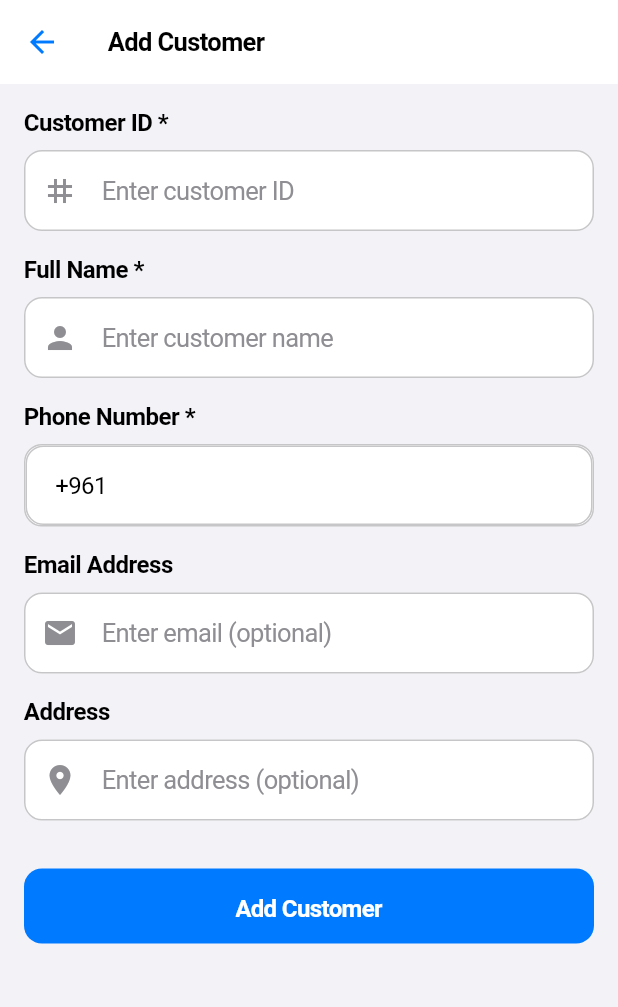
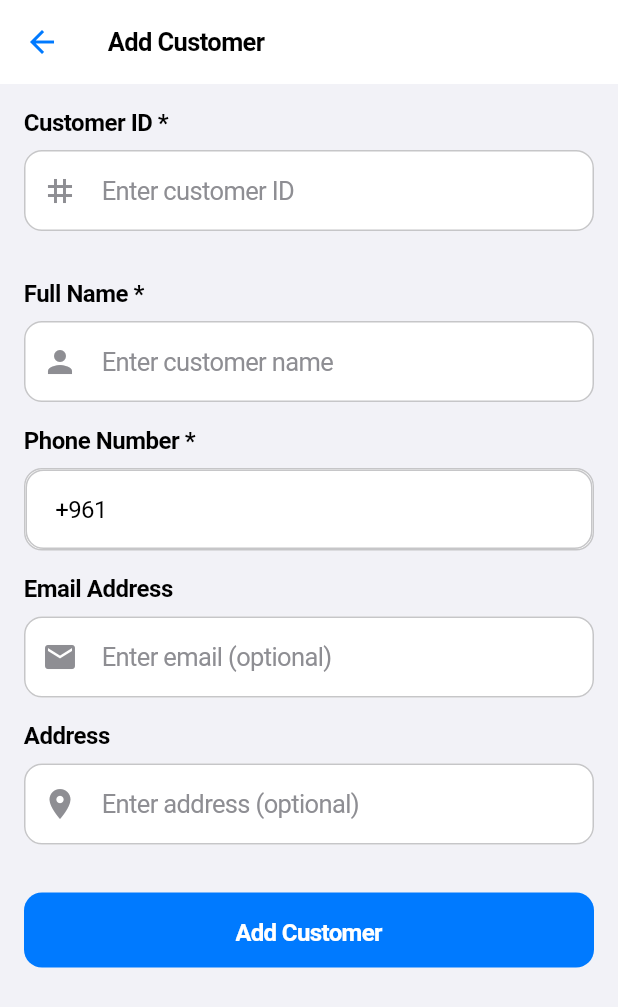
Before and after one commit to johnychnouda/Bechaalany-Debt, a Flutter app: the screen it shows after launch, item 2 of the bottom bar chosen, after a tap on the "person add" icon, on a phone screen of 412 x 824 dp. Shown: the top 1007 px of the screen. Run offline on Flutter 3.47's test engine with Material 3 defaults, Android fonts, the phone set to English and light mode, and no system bars; our stand-ins replace cross_file, flutter_local_notifications, flutter_svg, hive, hive_flutter, pdf and 2 more; accounts and stored records are empty; generated files the repository leaves out were written again.

Commit message:
Update activity tracking, customer management, and dashboard widgets - Enhanced activity model and widget functionality - Improved customer details and add customer screens - Updated dashboard widgets for better user experience - Enhanced app state management

```diff
--- a/lib/screens/add_customer_screen.dart
+++ b/lib/screens/add_customer_screen.dart
@@ -364,19 +364,62 @@ class _AddCustomerScreenState extends State<AddCustomerScreen> {
               Column(
                 crossAxisAlignment: CrossAxisAlignment.start,
                 children: [
+                  if (widget.customer != null) ...[
+                    // Customer ID display styled like the customer field in Add Debt from Product
+                    Text(
+                      'Customer ID',
+                      style: TextStyle(
+                        fontSize: 16,
+                        fontWeight: FontWeight.w600,
+                        color: AppColors.dynamicTextPrimary(context),
+                      ),
+                    ),
+                    const SizedBox(height: 8),
+                    Container(
+                      width: double.infinity,
+                      padding: const EdgeInsets.all(16),
+                      decoration: BoxDecoration(
+                        color: AppColors.dynamicSurface(context).withOpacity(0.5),
+                        borderRadius: BorderRadius.circular(12),
+                        border: Border.all(
+                          color: AppColors.dynamicBorder(context).withOpacity(0.5),
+                          width: 1,
+                        ),
+                      ),
+                      child: Row(
+                        children: [
+                          Icon(
+                            Icons.tag,
+                            color: AppColors.dynamicTextSecondary(context),
+                            size: 20,
+                          ),
+                          const SizedBox(width: 12),
+                          Text(
+                            widget.customer!.id,
+                            style: TextStyle(
+                              color: AppColors.dynamicTextPrimary(context),
+                              fontSize: 16,
+                              fontWeight: FontWeight.w500,
+                            ),
+                          ),
+                        ],
+                      ),
+                    ),
+                    const SizedBox(height: 16),
+                  ] else ...[
+                    // Editable field when adding new customer
                     _buildModernField(
                       label: 'Customer ID *',
                       controller: _idController,
                       placeholder: 'Enter customer ID',
                       icon: Icons.tag,
                       keyboardType: TextInputType.number,
-                    enabled: widget.customer == null, // Disable editing when updating existing customer
                       validator: (value) {
                         if (value == null || value.trim().isEmpty) {
                           return 'Please enter customer ID';
                         }
 
-                      // Check for duplicate ID (always check, even when editing)
+                        // Check for duplicate ID
                         if (_isDuplicateId(value.trim())) {
                           return 'Customer ID already exists';
                         }
@@ -396,6 +439,8 @@ class _AddCustomerScreenState extends State<AddCustomerScreen> {
                     ),
                     if (_isIdDuplicate && _idController.text.trim().isNotEmpty)
                       _buildDuplicateWarning('This Customer ID already exists'),
+                    const SizedBox(height: 16),
+                  ],
                 ],
               ),
 
--- a/lib/widgets/customizable_dashboard_widget.dart
+++ b/lib/widgets/customizable_dashboard_widget.dart
@@ -65,7 +65,7 @@ class _CustomizableDashboardWidgetState extends State<CustomizableDashboardWidge
       ),
       DashboardWidget(
         id: 'profit_loss',
-        title: 'Revenue/Debts Analysis',
+        title: 'Financial Analysis',
         icon: Icons.analytics,
         color: AppColors.primary,
         widget: const ProfitLossWidget(),
--- a/lib/widgets/profit_loss_widget.dart
+++ b/lib/widgets/profit_loss_widget.dart
@@ -112,23 +112,9 @@ class _ProfitLossWidgetState extends State<ProfitLossWidget>
                         text: TextSpan(
                           children: [
                             TextSpan(
-                              text: 'Revenue',
-                              style: AppTheme.title3.copyWith(
-                                color: AppColors.success,
-                                fontWeight: FontWeight.w600,
-                              ),
-                            ),
-                            TextSpan(
-                              text: '/',
+                              text: 'Financial',
                               style: AppTheme.title3.copyWith(
                                 color: AppColors.dynamicTextPrimary(context),
-                                fontWeight: FontWeight.w600,
-                              ),
-                            ),
-                            TextSpan(
-                              text: 'Debts',
-                              style: AppTheme.title3.copyWith(
-                                color: AppColors.error,
                                 fontWeight: FontWeight.w600,
                               ),
                             ),
@@ -189,10 +175,29 @@ class _ProfitLossWidgetState extends State<ProfitLossWidget>
   }
 
   Widget _buildProfitLossCard(String title, double amount, IconData icon, Color color, {String? subtitle}) {
+    // Determine background color based on the title
+    Color backgroundColor;
+    switch (title) {
+      case 'Total Revenue':
+        backgroundColor = AppColors.success.withValues(alpha: 0.1); // Light green
+        break;
+      case 'Potential Revenue':
+        backgroundColor = AppColors.warning.withValues(alpha: 0.1); // Light orange
+        break;
+      case 'Total Debts':
+        backgroundColor = AppColors.error.withValues(alpha: 0.1); // Light red
+        break;
+      case 'Total Payments':
+        backgroundColor = AppColors.info.withValues(alpha: 0.1); // Light blue
+        break;
+      default:
+        backgroundColor = AppColors.dynamicSurface(context).withValues(alpha: 0.5);
+    }
+
     return Container(
       padding: const EdgeInsets.all(12),
       decoration: BoxDecoration(
-        color: AppColors.dynamicSurface(context).withValues(alpha: 0.5), // 0.5 * 255
+        color: backgroundColor,
         borderRadius: BorderRadius.circular(8),
         border: Border.all(
           color: color.withValues(alpha: 0.1), // 0.1 * 255
```
Also changed, not shown: lib/models/activity.dart (+3 -9 lines), lib/providers/app_state.dart (+177 -24 lines), lib/screens/customer_details_screen.dart (+5 -7 lines), lib/screens/full_activity_list_screen.dart (+84 -73 lines), lib/widgets/activity_widget.dart (+5 -5 lines). Lines whose indentation alone changed are shown as unchanged.
